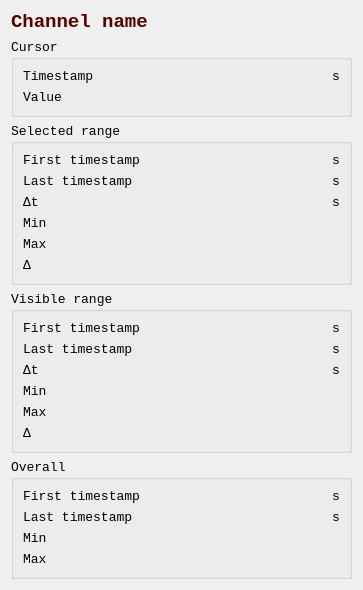
danielhrisca/asammdf, file asammdfgui/channel_stats.ui: the form before one commit.
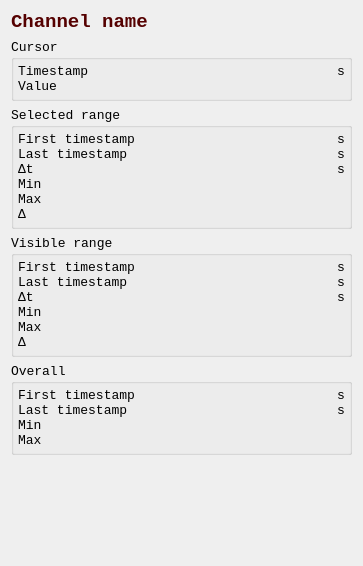
The form after the commit.

Commit message: * gui: configuration for step mode line style for integer channels

Patch:
```diff
--- a/asammdfgui/channel_stats.ui
+++ b/asammdfgui/channel_stats.ui
@@ -27,7 +27,28 @@
        <property name="title">
         <string>Cursor</string>
        </property>
+       <property name="flat">
+        <bool>false</bool>
+       </property>
+       <property name="checkable">
+        <bool>false</bool>
+       </property>
        <layout class="QGridLayout" name="gridLayout_4" columnstretch="0,1,0">
+        <property name="leftMargin">
+         <number>4</number>
+        </property>
+        <property name="topMargin">
+         <number>4</number>
+        </property>
+        <property name="rightMargin">
+         <number>4</number>
+        </property>
+        <property name="bottomMargin">
+         <number>4</number>
+        </property>
+        <property name="spacing">
+         <number>0</number>
+        </property>
         <item row="0" column="1">
          <widget class="QLabel" name="cursor_t">
           <property name="text">
@@ -85,6 +106,21 @@
         <string>Selected range</string>
        </property>
        <layout class="QGridLayout" name="gridLayout_5" columnstretch="0,1,0">
+        <property name="leftMargin">
+         <number>4</number>
+        </property>
+        <property name="topMargin">
+         <number>4</number>
+        </property>
+        <property name="rightMargin">
+         <number>4</number>
+        </property>
+        <property name="bottomMargin">
+         <number>4</number>
+        </property>
+        <property name="spacing">
+         <number>0</number>
+        </property>
         <item row="5" column="1">
          <widget class="QLabel" name="selected_delta">
           <property name="text">
@@ -238,6 +274,21 @@
         <string>Visible range</string>
        </property>
        <layout class="QGridLayout" name="gridLayout_3" columnstretch="0,1,0">
+        <property name="leftMargin">
+         <number>4</number>
+        </property>
+        <property name="topMargin">
+         <number>4</number>
+        </property>
+        <property name="rightMargin">
+         <number>4</number>
+        </property>
+        <property name="bottomMargin">
+         <number>4</number>
+        </property>
+        <property name="spacing">
+         <number>0</number>
+        </property>
         <item row="5" column="0">
          <widget class="QLabel" name="label_19">
           <property name="text">
@@ -391,6 +442,21 @@
         <string>Overall</string>
        </property>
        <layout class="QGridLayout" name="gridLayout_2" columnstretch="0,1,0">
+        <property name="leftMargin">
+         <number>4</number>
+        </property>
+        <property name="topMargin">
+         <number>4</number>
+        </property>
+        <property name="rightMargin">
+         <number>4</number>
+        </property>
+        <property name="bottomMargin">
+         <number>4</number>
+        </property>
+        <property name="spacing">
+         <number>0</number>
+        </property>
         <item row="3" column="0">
          <widget class="QLabel" name="label_6">
           <property name="text">
```
The commit also changes 2 other files.
